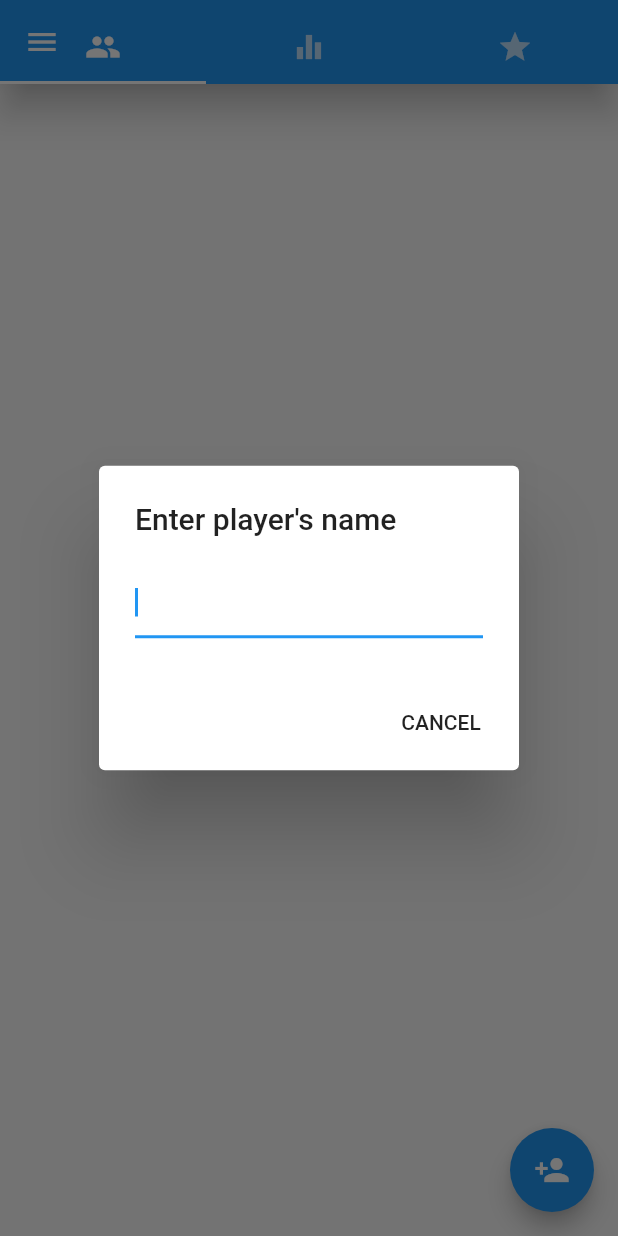
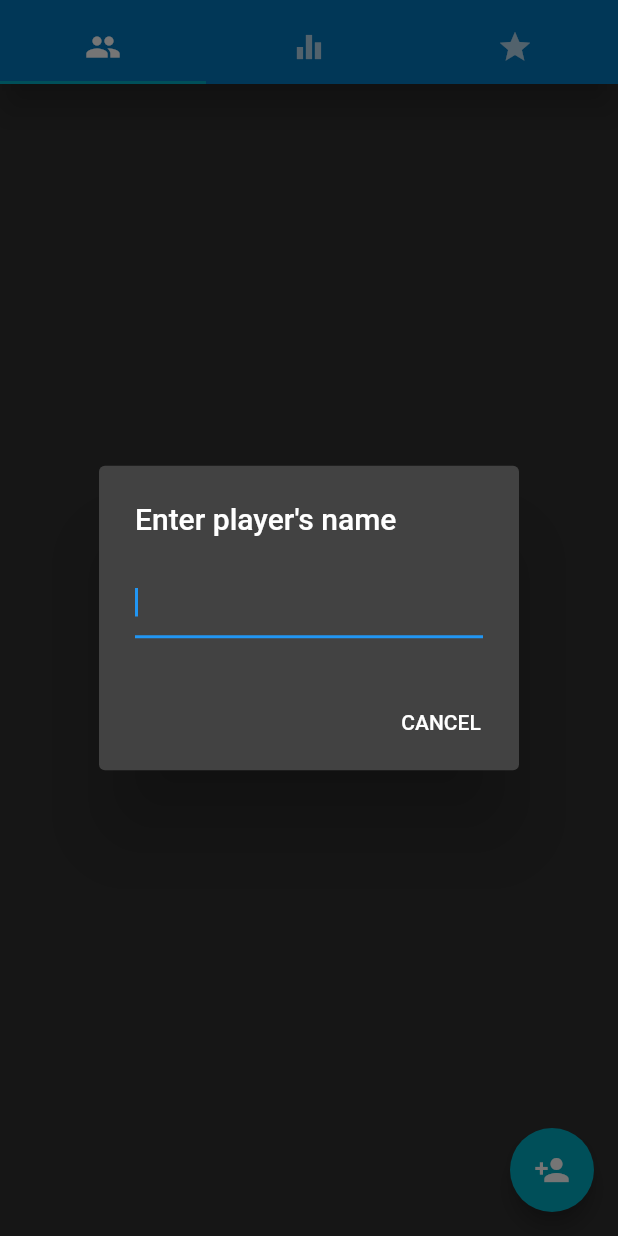
Before and after one commit to zmej-serow/eleven, a Flutter app: the screen it shows after launch, after a tap on the "person add" icon, on a phone screen of 412 x 824 dp. Run offline on Flutter 3.47's test engine with Material 2 defaults, Android fonts, the phone set to English and light mode, and no system bars; our stand-ins replace shared_preferences.

Commit message:
Prefs and themes. Still WIP to make them persistent.

```diff
--- a/lib/app_state.dart
+++ b/lib/app_state.dart
@@ -10,10 +10,44 @@ class AppState with ChangeNotifier {
     _load();
   }
 
+  // defaults
   List<Player> _players = [];
   int _currentPlayer = 0;
+  Map _prefs = {};
 
+  static Map _defaultPrefs = {
+    "textSize": 25.0,
+    "brightness": Brightness.dark,
+    "primaryColor": Colors.lightBlue[800],
+    "accentColor": Colors.cyan[600],
+  };
+  ThemeData _themeData = ThemeData(
+    brightness: _defaultPrefs['brightness'],
+    primaryColor: _defaultPrefs['primaryColor'],
+    accentColor: _defaultPrefs['accentColor'],
+    textTheme: TextTheme(
+      headline5: TextStyle(
+          fontSize: _defaultPrefs['textSize'],
+          fontWeight: FontWeight.bold
+      ),
+    ),
+  );
+
+  // getters
   List<Player> get getPlayers => _players;
+  Map get prefs => _prefs;
+  ThemeData get theme => _themeData;
+
+  // methods
+  void themeTextSize(double size) {
+    _prefs['textSize'] = size;
+    _themeData = _themeData.copyWith(
+      textTheme: TextTheme(
+        headline5: TextStyle(fontSize: size, fontWeight: FontWeight.bold),
+      ),
+    );
+    _save();
+  }
 
   void addPlayer(Player player) {
     _players.add(player);
@@ -52,22 +86,37 @@ class AppState with ChangeNotifier {
     return _players.indexOf(player) == _currentPlayer;
   }
 
+  // shared preferences
   void _load() => _store(load: true);
   void _save() => _store();
   void _store({bool load = false}) async {
-    const String _sharedPrefsCurrentPlayer = 'elevenCurrentPlayer';
-    const String _sharedPrefsPlayers = 'elevenPlayers';
-    final prefs = await SharedPreferences.getInstance();
+    const String _spCurrentPlayer = 'elevenCurrentPlayer';
+    const String _spPlayers = 'elevenPlayers';
+    const String _spPrefs = 'elevenPreferences';
+    final preferences = await SharedPreferences.getInstance();
 
     if (load) {
-      _currentPlayer = prefs.getInt(_sharedPrefsCurrentPlayer) ?? 0;
-      var ps = json.decode(prefs.getString(_sharedPrefsPlayers) ?? "{}");
-      _players = List<Player>.from(ps.map((i) => Player.fromJson(i)));
+      _currentPlayer = preferences.getInt(_spCurrentPlayer) ?? 0;
+      var ps = json.decode(preferences.getString(_spPlayers) ?? "{}");
+      _players = ps.isEmpty
+          ? []
+          : List<Player>.from(ps.map((i) => Player.fromJson(i)));
+      var pr = preferences.getString(_spPrefs) ?? "";
+      _prefs = pr.isEmpty
+          ? _defaultPrefs
+          : deserialized(pr);
     } else {
-      await prefs.setString(_sharedPrefsPlayers, json.encode(_players));
-      await prefs.setInt(_sharedPrefsCurrentPlayer, _currentPlayer);
+      await preferences.setInt(_spCurrentPlayer, _currentPlayer);
+      await preferences.setString(_spPlayers, json.encode(_players));
+      await preferences.setString(_spPrefs, _prefs.toString());
     }
-
     notifyListeners();
   }
+
+  Map deserialized(String prefs) {
+    // {textSize: 31.966159119897963, brightness: Brightness.dark, primaryColor: Color(0xff0277bd), accentColor: Color(0xff00acc1)}
+    print("incoming prefs: ${prefs.runtimeType} / ${prefs}");
+
+    return _defaultPrefs;
+  }
 }
--- a/lib/main.dart
+++ b/lib/main.dart
@@ -7,7 +7,11 @@ import 'package:eleven/tabs/players_tab.dart';
 import 'package:eleven/tabs/final_score_tab.dart';
 
 void main() {
-  runApp(ElevenScoreKeeper());
+  runApp(ChangeNotifierProvider<AppState>(
+    create: (context) => AppState(),
+    child: ElevenScoreKeeper(),
+  ),
+  );
 }
 
 class ElevenScoreKeeper extends StatelessWidget {
@@ -15,10 +19,8 @@ class ElevenScoreKeeper extends StatelessWidget {
   Widget build(BuildContext context) {
     return MaterialApp(
         debugShowCheckedModeBanner: false,
-        home: ChangeNotifierProvider<AppState>(
-          create: (context) => AppState(),
-          child: MainScreen(),
-        )
+        theme: Provider.of<AppState>(context, listen: true).theme,
+        home: MainScreen(),
     );
   }
 }
@@ -37,6 +39,7 @@ class MainScreenState extends State<MainScreen> {
       length: 3,
       child: Scaffold(
         appBar: AppBar(
+          automaticallyImplyLeading: false,
           elevation: 10,
           flexibleSpace: Column(
             mainAxisAlignment: MainAxisAlignment.end,
@@ -66,6 +69,54 @@ class MainScreenState extends State<MainScreen> {
   }
 
   Widget preferencesDrawer() {
-    return Text("qqq");
+    final appState = Provider.of<AppState>(context);
+
+    return Drawer(
+      child: ListView(
+        padding: EdgeInsets.zero,
+        children: [
+          DrawerHeader(
+            child: Text("Preferences", style: TextStyle(color: Colors.white, fontSize: 30)),
+            decoration: BoxDecoration(
+                image: DecorationImage(
+                    image: AssetImage("images/preferences.jpg"),
+                    fit: BoxFit.fill,
+                    alignment: Alignment.topCenter
+                )
+            ),
+          ),
+          ListTile(
+            leading: Icon(Icons.format_size),
+            title: Slider(
+              value: appState.prefs['textSize'] ?? 40,
+              min: 18,
+              max: 40,
+              onChanged: (size) => Provider.of<AppState>(context, listen: false).themeTextSize(size),
+            ),
+            onTap: (){
+              Navigator.of(context).pop();
+            },
+          ),
+          ListTile(
+            title: Text("Main color"),
+            onTap: (){
+              Navigator.of(context).pop();
+            },
+          ),
+          ListTile(
+            title: Text("Secondary color"),
+            onTap: (){
+              Navigator.of(context).pop();
+            },
+          ),
+          ListTile(
+            title: Text("Interface language"),
+            onTap: (){
+              Navigator.of(context).pop();
+            },
+          ),
+        ],
+      ),
+    );
   }
 }
--- a/lib/tabs/final_score_tab.dart
+++ b/lib/tabs/final_score_tab.dart
@@ -1,7 +1,6 @@
 import 'package:flutter/material.dart';
 import 'package:provider/provider.dart';
 
-import 'package:eleven/styles.dart';
 import 'package:eleven/app_state.dart';
 import 'package:eleven/models/players.dart';
 
@@ -39,10 +38,10 @@ class FinalScoresState extends State<FinalScores> {
                 mainAxisAlignment: MainAxisAlignment.spaceBetween,
                 children: [
                   Text(player.name,
-                      style: bold25()
+                      style: Theme.of(context).textTheme.headline5,
                   ),
                   Text(player.totalScore().toString(),
-                      style: bold25()
+                      style: Theme.of(context).textTheme.headline5,
                   ),
                 ]
             )
--- a/lib/tabs/players_tab.dart
+++ b/lib/tabs/players_tab.dart
@@ -1,7 +1,6 @@
 import 'package:flutter/material.dart';
 import 'package:provider/provider.dart';
 
-import 'package:eleven/styles.dart';
 import 'package:eleven/app_state.dart';
 import 'package:eleven/models/players.dart';
 
@@ -22,7 +21,7 @@ class PlayersSelectionState extends State<PlayersSelection> {
           return ListTile(
               title: Text(
                 appState.getPlayers[index].name,
-                style: bold25(),
+                style: Theme.of(context).textTheme.headline5,
               ),
               trailing: Icon(Icons.delete),
               onTap: () =>
--- a/pubspec.yaml
+++ b/pubspec.yaml
@@ -50,6 +50,8 @@ flutter:
   # assets:
   #   - images/a_dot_burr.jpeg
   #   - images/a_dot_ham.jpeg
+  assets:
+    - images/
 
   # An image asset can refer to one or more resolution-specific "variants", see
   # https://flutter.dev/assets-and-images/#resolution-aware.
```
Also changed, not shown: lib/styles.dart (deleted, +0 -8 lines), lib/tabs/game_tab.dart (+4 -4 lines).
